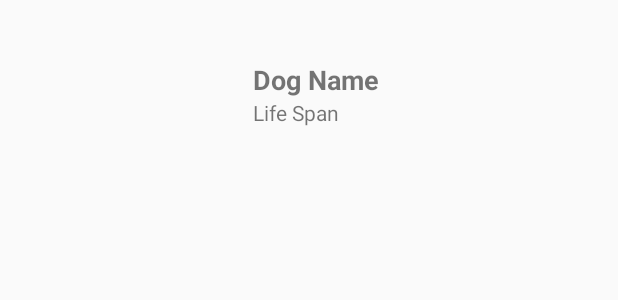
After one commit to rohanwaugh/Dogs, an Android app: the layout item_dog.xml on its own in the app's theme, with its tools: preview values and no code run, on a phone screen of 412 x 824 dp. The commit adds this screen. Shown: the top 300 px of the screen. Run offline under Robolectric (Android 15) with nearby library versions, the phone set to English and light mode, and no system bars.

Commit message:
Recyclerview item layout design implemented

```diff
--- /dev/null
+++ b/app/src/main/res/layout/item_dog.xml
@@ -0,0 +1,43 @@
+<?xml version="1.0" encoding="utf-8"?>
+<layout xmlns:android="http://schemas.android.com/apk/res/android"
+    xmlns:tools="http://schemas.android.com/tools">
+
+    <LinearLayout
+        android:layout_width="match_parent"
+        android:layout_height="@dimen/list_item_height"
+        android:orientation="horizontal">
+
+        <ImageView
+            android:id="@+id/imageView"
+            android:layout_width="0dp"
+            android:layout_height="match_parent"
+            android:layout_weight="2"
+            android:contentDescription="@string/dog_img_content_description"
+            android:padding="@dimen/image_padding"
+            android:scaleType="centerCrop" />
+
+        <LinearLayout
+            android:layout_width="0dp"
+            android:layout_height="match_parent"
+            android:layout_weight="3"
+            android:gravity="center_vertical"
+            android:orientation="vertical"
+            android:padding="@dimen/image_padding">
+
+            <TextView
+                android:id="@+id/dogName"
+                style="@style/Title"
+                android:layout_width="wrap_content"
+                android:layout_height="wrap_content"
+                tools:text="Dog Name" />
+            <TextView
+                android:id="@+id/lifeSpan"
+                style="@style/Text"
+                tools:text="Life Span"
+                android:layout_width="wrap_content"
+                android:layout_height="wrap_content" />
+
+        </LinearLayout>
+
+    </LinearLayout>
+</layout>
--- a/app/src/main/res/values/dimens.xml
+++ b/app/src/main/res/values/dimens.xml
@@ -1,4 +1,6 @@
 <?xml version="1.0" encoding="utf-8"?>
 <resources>
     <dimen name="default_margin">8dp</dimen>
+    <dimen name="list_item_height">125dp</dimen>
+    <dimen name="image_padding">4dp</dimen>
 </resources>
--- a/app/src/main/res/values/strings.xml
+++ b/app/src/main/res/values/strings.xml
@@ -1,4 +1,5 @@
 <resources>
     <string name="app_name">Dogs</string>
     <string name="list_error_text">Something went wrong</string>
+    <string name="dog_img_content_description">dog image</string>
 </resources>
--- a/app/src/main/res/values/styles.xml
+++ b/app/src/main/res/values/styles.xml
@@ -8,4 +8,13 @@
         <item name="colorAccent">@color/colorAccent</item>
     </style>
 
+    <style name="Title">
+        <item name="android:textSize">18sp</item>
+        <item name="android:textStyle">bold</item>
+    </style>
+
+    <style name="Text">
+        <item name="android:textSize">14sp</item>
+    </style>
+
 </resources>
```
